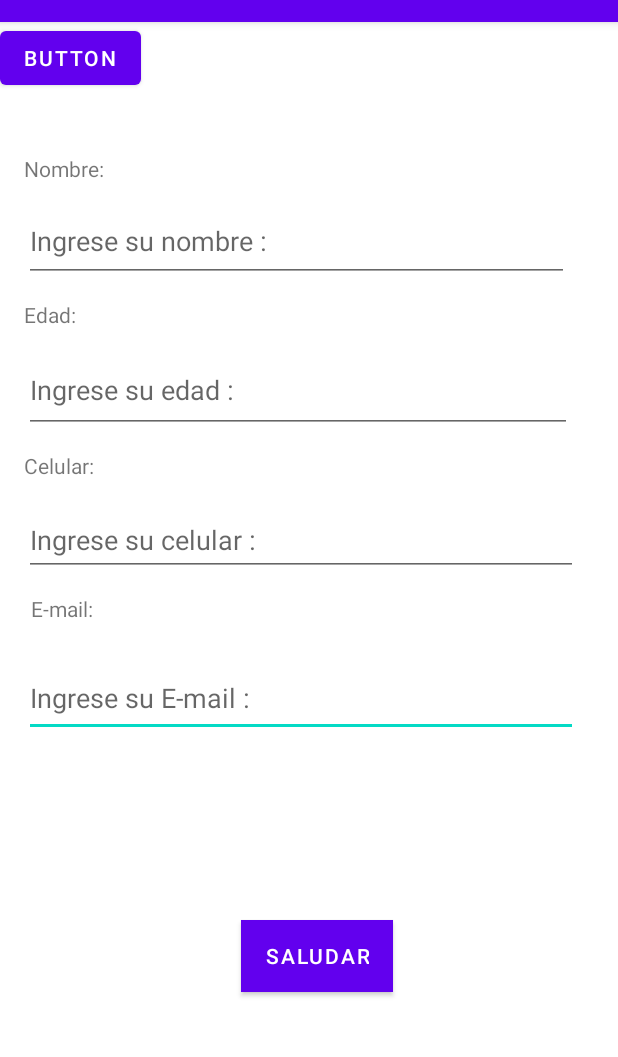
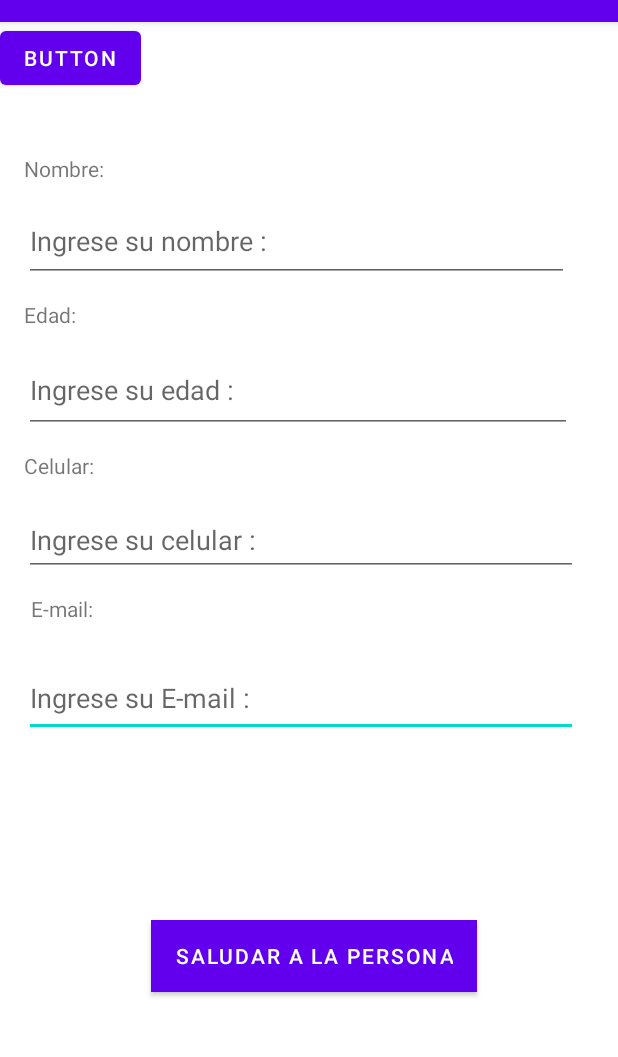
Before and after one commit to KenjiMurakami/CMproject, an Android app: the screen it shows after launch (MainActivity), on a phone screen of 412 x 824 dp, the part 62-1119 px from its top. Run offline under Robolectric (Android 15) with nearby library versions, the light colour scheme and no system bars.

Commit message:
Prueba commit (Kenji)

```diff
--- a/app/src/main/res/values/strings.xml
+++ b/app/src/main/res/values/strings.xml
@@ -11,6 +11,6 @@
     <string name="lblCelular">Celular:</string>
     <string name="lblEmail">E-mail:</string>
 
-    <string name="btnSauldar">Saludar</string>
+    <string name="btnSauldar">Saludar a la persona</string>
 
 </resources>
```
